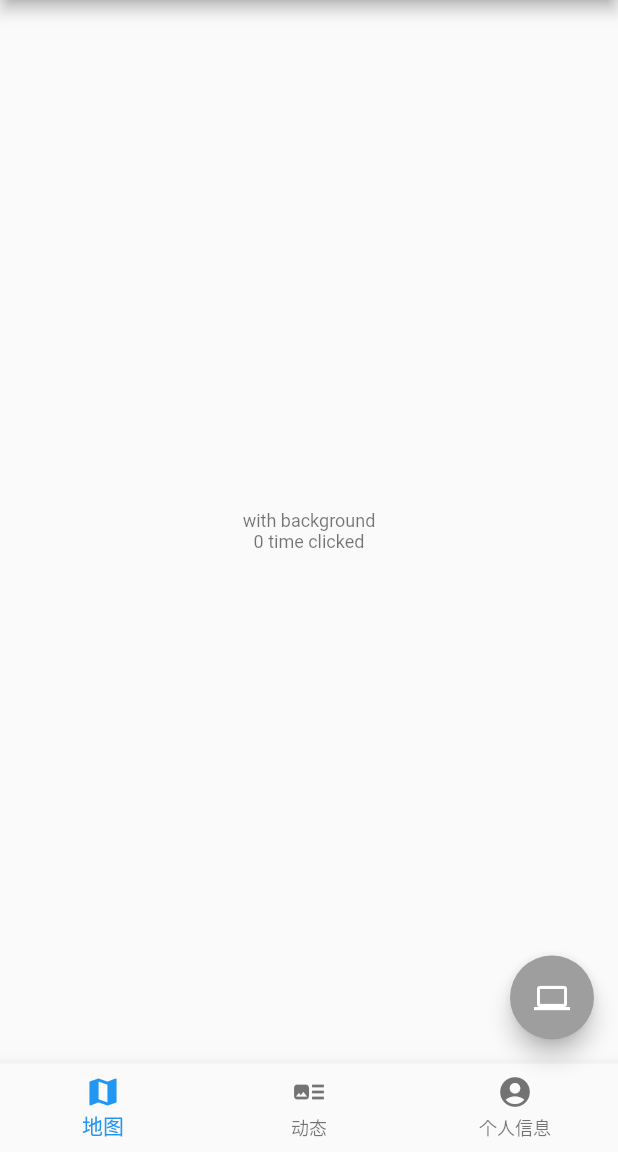
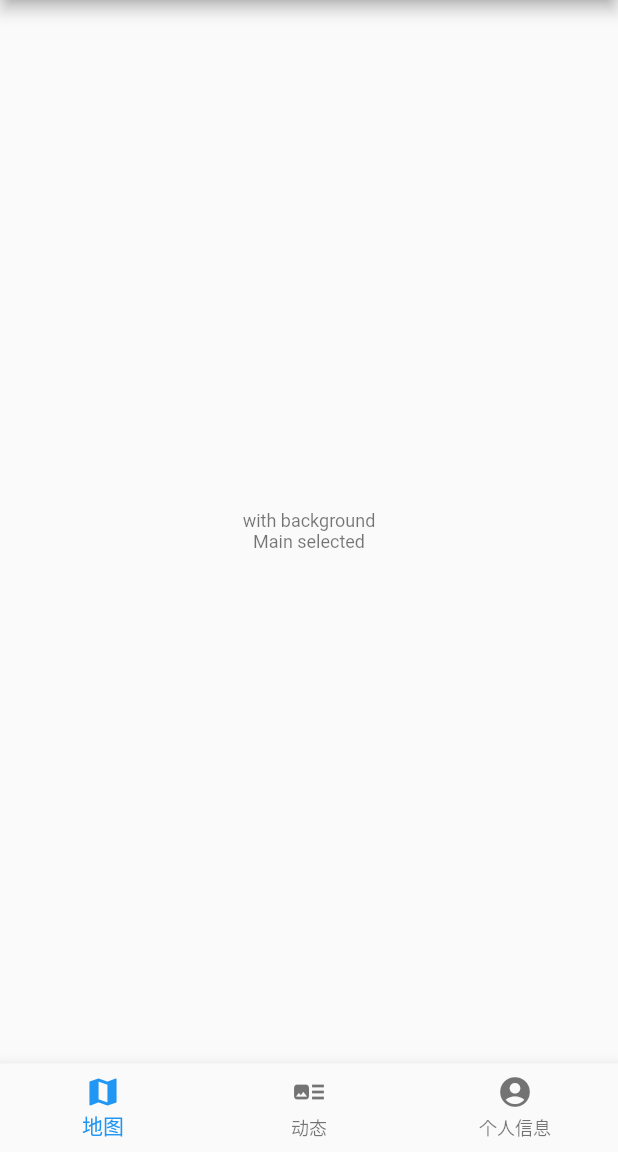
Before and after one commit to BIT-MapApp/BIT-MapApp-FrontEnd, a Flutter app: the screen it shows after launch, on a phone screen of 412 x 824 dp, the part 84-1236 px from its top. Run offline on Flutter 3.47's test engine with Material 2 defaults, Android fonts, the phone set to English and light mode, and no system bars.

Commit message:
添加了三个面板的响应

```diff
--- a/flutter_src/lib/main.dart
+++ b/flutter_src/lib/main.dart
@@ -1,12 +1,16 @@
 import 'package:flutter/material.dart';
 import 'package:flutter/foundation.dart';
+import 'package:flutter_src/user_info_ui.dart';
+
+import 'map_ui.dart';
+import 'news.dart';
+import 'user_info_ui.dart';
 
 void main() => runApp(const MyApp());
 
 class MyApp extends StatelessWidget {
   const MyApp({Key? key}) : super(key: key);
 
-  // This widget is the root of your application.
   @override
   Widget build(BuildContext context) {
     const appName = 'BIT Map';
@@ -18,64 +22,55 @@ class MyApp extends StatelessWidget {
         colorScheme:
             ColorScheme.fromSwatch().copyWith(secondary: Colors.yellow),
       ),
-      home: HomePage(title: appName),
+      home: const Pages(title: appName),
     );
   }
 }
 
-class HomePage extends StatefulWidget {
+class Pages extends StatefulWidget {
   final String title;
 
-  const HomePage({Key? key, required this.title}) : super(key: key);
+  const Pages({Key? key, required this.title}) : super(key: key);
 
   @override
   State<StatefulWidget> createState() {
-    return _HomePage();
+    return _Pages();
   }
 }
 
-class _HomePage extends State<HomePage> {
-  int _counter = 0;
+class _Pages extends State<Pages> {
+  int _selectedItem = 0; // 当前选中的面板编号
+  final List<Widget> _page = <Widget> [MapUI(), News(), UserInfo()]; // 面板
+
+  Widget _getUI() {
+    // 获得当前选中的面板
+    return _page[_selectedItem];
+  }
 
   @override
   Widget build(BuildContext context) {
+    // 主页面脚手架的搭建，包含顶栏和底部的面板导航栏
     return Scaffold(
       appBar: AppBar(
         title: Text(widget.title),
         backgroundColor: Theme.of(context).primaryColor,
       ),
-      body: Center(
-        child: Column(
-          mainAxisAlignment: MainAxisAlignment.center,
-          children: <Widget>[
-            Text('with background',
-              style: Theme.of(context).textTheme.caption),
-            Text('$_counter time clicked', style: Theme.of(context).textTheme.caption)
-          ],
-      )),
+      body: _getUI(),
+      // 导航栏
       bottomNavigationBar: BottomNavigationBar(
         items: const <BottomNavigationBarItem>[
           BottomNavigationBarItem(icon: Icon(Icons.map), label: '地图'),
           BottomNavigationBarItem(icon: Icon(Icons.art_track), label: '动态'),
           BottomNavigationBarItem(icon: Icon(Icons.account_circle), label: '个人信息')
-
         ],
+        currentIndex: _selectedItem,
+        onTap: (int index) {
+          setState(() {
+            // 切换到对应的面板
+            _selectedItem = index;
+          });
+        },
       ),
-      floatingActionButton: Theme(
-          data: Theme.of(context).copyWith(
-              colorScheme:
-                  ColorScheme.fromSwatch().copyWith(secondary: Colors.grey)),
-          child: FloatingActionButton(
-              onPressed: _inc,
-              tooltip: 'Increment',
-              child: const Icon(Icons.computer))),
     );
   }
-
-  void _inc() {
-    setState(() {
-      // 设置计数器变量
-      _counter++;
-    });
-  }
 }
--- /dev/null
+++ b/flutter_src/lib/map_ui.dart
@@ -0,0 +1,25 @@
+import 'package:flutter/material.dart';
+import 'package:flutter/foundation.dart';
+
+class MapUI extends StatefulWidget {
+  @override
+  State<StatefulWidget> createState() {
+    return _mapUI();
+  }
+}
+
+// 地图面板的状态
+class _mapUI extends State<MapUI> {
+  @override
+  Widget build(BuildContext context) {
+    return Center(
+        child: Column(
+          mainAxisAlignment: MainAxisAlignment.center,
+          children: <Widget>[
+            Text('with background',
+                style: Theme.of(context).textTheme.caption),
+            Text('Main selected', style: Theme.of(context).textTheme.caption)
+          ],
+        ));
+  }
+}
```
Also changed, not shown: flutter_src/lib/news.dart (added, +25 -0 lines), flutter_src/lib/user_info_ui.dart (added, +25 -0 lines).
